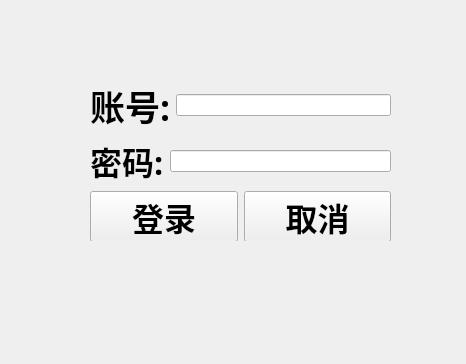
Old version of the form ui/Login.ui in the repository zhujie110607/sqlite.
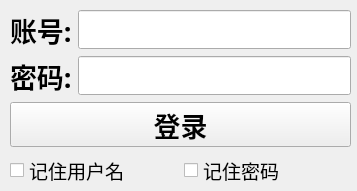
New version of the form.

```diff
--- a/ui/Login.ui
+++ b/ui/Login.ui
@@ -6,20 +6,32 @@
    <rect>
     <x>0</x>
     <y>0</y>
-    <width>466</width>
-    <height>364</height>
+    <width>357</width>
+    <height>191</height>
    </rect>
   </property>
+  <property name="minimumSize">
+   <size>
+    <width>357</width>
+    <height>191</height>
+   </size>
+  </property>
+  <property name="maximumSize">
+   <size>
+    <width>357</width>
+    <height>191</height>
+   </size>
+  </property>
   <property name="windowTitle">
    <string>用户登录</string>
   </property>
   <widget class="QWidget" name="layoutWidget">
    <property name="geometry">
     <rect>
-     <x>90</x>
-     <y>80</y>
-     <width>301</width>
-     <height>161</height>
+     <x>10</x>
+     <y>10</y>
+     <width>341</width>
+     <height>178</height>
     </rect>
    </property>
    <layout class="QVBoxLayout" name="verticalLayout">
@@ -30,7 +42,7 @@
         <property name="font">
          <font>
           <family>微软雅黑</family>
-          <pointsize>26</pointsize>
+          <pointsize>20</pointsize>
           <bold>true</bold>
          </font>
         </property>
@@ -40,7 +52,40 @@
        </widget>
       </item>
       <item>
-       <widget class="QLineEdit" name="txt_account"/>
+       <widget class="QLineEdit" name="txt_user">
+        <property name="palette">
+         <palette>
+          <active>
+           <colorrole role="Text">
+            <brush brushstyle="SolidPattern">
+             <color alpha="255">
+              <red>29</red>
+              <green>233</green>
+              <blue>182</blue>
+             </color>
+            </brush>
+           </colorrole>
+          </active>
+          <inactive>
+           <colorrole role="Text">
+            <brush brushstyle="SolidPattern">
+             <color alpha="255">
+              <red>29</red>
+              <green>233</green>
+              <blue>182</blue>
+             </color>
+            </brush>
+           </colorrole>
+          </inactive>
+          <disabled/>
+         </palette>
+        </property>
+        <property name="font">
+         <font>
+          <pointsize>20</pointsize>
+         </font>
+        </property>
+       </widget>
       </item>
      </layout>
     </item>
@@ -51,7 +96,7 @@
         <property name="font">
          <font>
           <family>微软雅黑</family>
-          <pointsize>24</pointsize>
+          <pointsize>20</pointsize>
           <bold>true</bold>
          </font>
         </property>
@@ -61,37 +106,98 @@
        </widget>
       </item>
       <item>
-       <widget class="QLineEdit" name="txt_pwd"/>
+       <widget class="QLineEdit" name="txt_pwd">
+        <property name="palette">
+         <palette>
+          <active>
+           <colorrole role="Text">
+            <brush brushstyle="SolidPattern">
+             <color alpha="255">
+              <red>29</red>
+              <green>233</green>
+              <blue>182</blue>
+             </color>
+            </brush>
+           </colorrole>
+          </active>
+          <inactive>
+           <colorrole role="Text">
+            <brush brushstyle="SolidPattern">
+             <color alpha="255">
+              <red>29</red>
+              <green>233</green>
+              <blue>182</blue>
+             </color>
+            </brush>
+           </colorrole>
+          </inactive>
+          <disabled/>
+         </palette>
+        </property>
+        <property name="font">
+         <font>
+          <pointsize>20</pointsize>
+         </font>
+        </property>
+        <property name="text">
+         <string/>
+        </property>
+        <property name="echoMode">
+         <enum>QLineEdit::Password</enum>
+        </property>
+       </widget>
       </item>
      </layout>
     </item>
+    <item>
+     <widget class="QPushButton" name="btn_login">
+      <property name="font">
+       <font>
+        <family>微软雅黑</family>
+        <pointsize>20</pointsize>
+        <bold>true</bold>
+       </font>
+      </property>
+      <property name="text">
+       <string>登录</string>
+      </property>
+     </widget>
+    </item>
     <item>
      <layout class="QHBoxLayout" name="horizontalLayout_3">
       <item>
-       <widget class="QPushButton" name="btn_login">
+       <widget class="QCheckBox" name="cbox_user">
         <property name="font">
          <font>
-          <family>微软雅黑</family>
-          <pointsize>24</pointsize>
-          <bold>true</bold>
+          <pointsize>14</pointsize>
          </font>
         </property>
+        <property name="contextMenuPolicy">
+         <enum>Qt::DefaultContextMenu</enum>
+        </property>
+        <property name="layoutDirection">
+         <enum>Qt::LeftToRight</enum>
+        </property>
         <property name="text">
-         <string>登录</string>
+         <string>记住用户名</string>
         </property>
        </widget>
       </item>
       <item>
-       <widget class="QPushButton" name="btn_cancel">
+       <widget class="QCheckBox" name="cbox_pwd">
         <property name="font">
          <font>
-          <family>微软雅黑</family>
-          <pointsize>24</pointsize>
-          <bold>true</bold>
+          <pointsize>14</pointsize>
          </font>
         </property>
+        <property name="contextMenuPolicy">
+         <enum>Qt::DefaultContextMenu</enum>
+        </property>
+        <property name="layoutDirection">
+         <enum>Qt::LeftToRight</enum>
+        </property>
         <property name="text">
-         <string>取消</string>
+         <string>记住密码</string>
         </property>
        </widget>
       </item>
```
